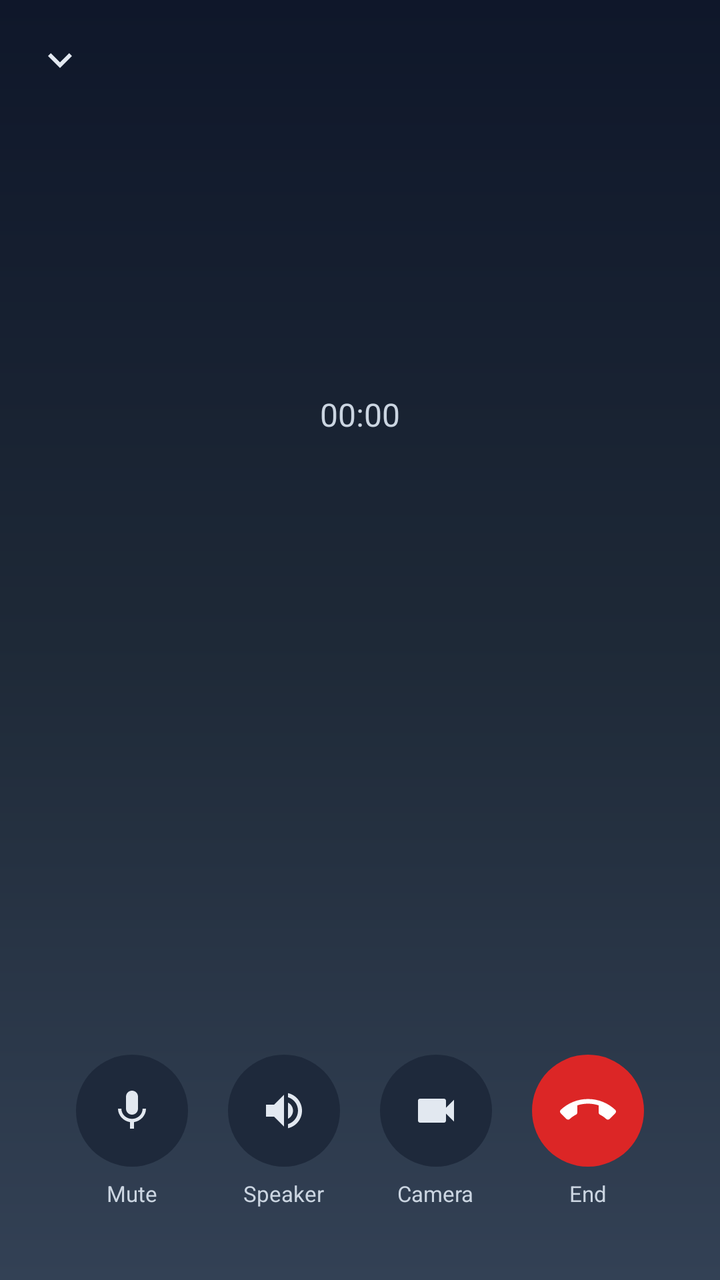
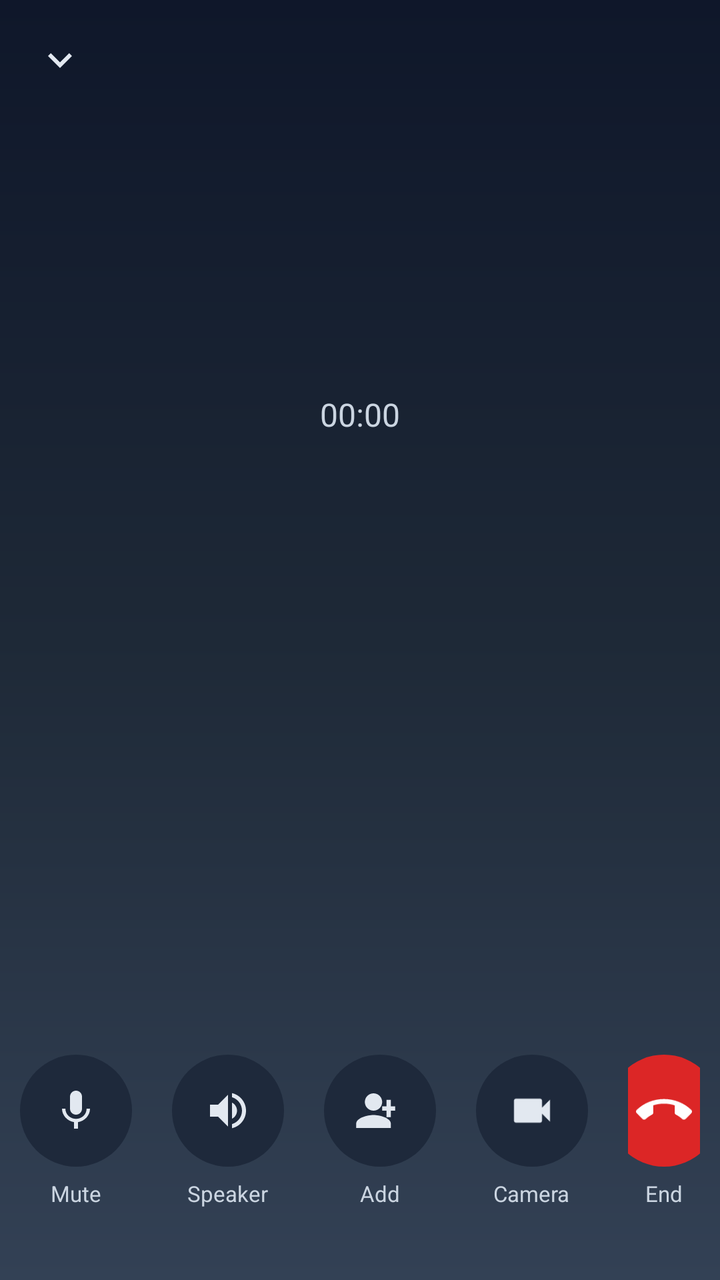

Two renders of the same Android screen: before a commit and after it. Below are the layout's source before the change and the commit's diff.
<!-- AndroidManifest.xml: application theme Theme.UnlimitedPossibilities12 -->
<!-- res/layout/activity_group_call.xml -->
<?xml version="1.0" encoding="utf-8"?>
<androidx.constraintlayout.widget.ConstraintLayout xmlns:android="http://schemas.android.com/apk/res/android"
    xmlns:app="http://schemas.android.com/apk/res-auto"
    android:layout_width="match_parent"
    android:layout_height="match_parent"
    android:background="@drawable/gradient_voice_call_background">

    
    <ImageView
        android:id="@+id/minimize_button"
        android:layout_width="44dp"
        android:layout_height="44dp"
        android:layout_margin="8dp"
        android:background="?attr/selectableItemBackgroundBorderless"
        android:clickable="true"
        android:contentDescription="@string/call_minimize"
        android:focusable="true"
        android:padding="10dp"
        android:src="@drawable/ic_chevron_down"
        app:tint="#E2E8F0"
        app:layout_constraintStart_toStartOf="parent"
        app:layout_constraintTop_toTopOf="parent" />

    
    <TextView
        android:id="@+id/tile_mode_button"
        android:layout_width="wrap_content"
        android:layout_height="wrap_content"
        android:layout_margin="12dp"
        android:background="?attr/selectableItemBackgroundBorderless"
        android:clickable="true"
        android:contentDescription="@string/call_tile_shape"
        android:focusable="true"
        android:padding="8dp"
        android:text="@string/call_tile_auto"
        android:textColor="#67E8F9"
        android:textSize="13sp"
        android:visibility="gone"
        app:layout_constraintEnd_toEndOf="parent"
        app:layout_constraintTop_toTopOf="parent" />

    
    <FrameLayout
        android:id="@+id/avatars_row"
        android:layout_width="wrap_content"
        android:layout_height="64dp"
        android:layout_marginTop="12dp"
        app:layout_constraintTop_toBottomOf="@id/minimize_button"
        app:layout_constraintStart_toStartOf="parent"
        app:layout_constraintEnd_toEndOf="parent">

        <LinearLayout
            android:id="@+id/avatars_container"
            android:layout_width="wrap_content"
            android:layout_height="match_parent"
            android:gravity="center"
            android:orientation="horizontal" />
    </FrameLayout>

    <TextView
        android:id="@+id/call_title"
        android:layout_width="0dp"
        android:layout_height="wrap_content"
        android:layout_marginHorizontal="24dp"
        android:layout_marginTop="12dp"
        android:ellipsize="end"
        android:gravity="center"
        android:maxLines="2"
        android:textColor="#F8FAFC"
        android:textSize="22sp"
        android:textStyle="bold"
        app:layout_constraintTop_toBottomOf="@id/avatars_row"
        app:layout_constraintStart_toStartOf="parent"
        app:layout_constraintEnd_toEndOf="parent" />

    <TextView
        android:id="@+id/call_subtitle"
        android:layout_width="wrap_content"
        android:layout_height="wrap_content"
        android:layout_marginTop="4dp"
        android:textColor="#94A3B8"
        android:textSize="14sp"
        app:layout_constraintTop_toBottomOf="@id/call_title"
        app:layout_constraintStart_toStartOf="parent"
        app:layout_constraintEnd_toEndOf="parent" />

    <TextView
        android:id="@+id/call_timer"
        android:layout_width="wrap_content"
        android:layout_height="wrap_content"
        android:layout_marginTop="4dp"
        android:text="00:00"
        android:textColor="#CBD5E1"
        android:textSize="16sp"
        app:layout_constraintTop_toBottomOf="@id/call_subtitle"
        app:layout_constraintStart_toStartOf="parent"
        app:layout_constraintEnd_toEndOf="parent" />

    
    <FrameLayout
        android:id="@+id/content_container"
        android:layout_width="0dp"
        android:layout_height="0dp"
        android:layout_marginHorizontal="12dp"
        android:layout_marginTop="16dp"
        android:layout_marginBottom="12dp"
        app:layout_constraintTop_toBottomOf="@id/call_timer"
        app:layout_constraintBottom_toTopOf="@id/call_controls"
        app:layout_constraintStart_toStartOf="parent"
        app:layout_constraintEnd_toEndOf="parent">

        <androidx.recyclerview.widget.RecyclerView
            android:id="@+id/participants_recycler_view"
            android:layout_width="match_parent"
            android:layout_height="match_parent"
            android:clipToPadding="false" />

        <androidx.recyclerview.widget.RecyclerView
            android:id="@+id/video_grid"
            android:layout_width="match_parent"
            android:layout_height="match_parent"
            android:clipToPadding="false"
            android:visibility="gone" />
    </FrameLayout>

    
    <FrameLayout
        android:id="@+id/local_video_card"
        android:layout_width="96dp"
        android:layout_height="128dp"
        android:layout_marginStart="16dp"
        android:layout_marginBottom="12dp"
        android:background="@drawable/bg_video_self"
        android:visibility="gone"
        app:layout_constraintStart_toStartOf="parent"
        app:layout_constraintBottom_toTopOf="@id/call_controls">

        <org.webrtc.SurfaceViewRenderer
            android:id="@+id/local_video_view"
            android:layout_width="match_parent"
            android:layout_height="match_parent" />

        <TextView
            android:id="@+id/local_no_video_text"
            android:layout_width="match_parent"
            android:layout_height="match_parent"
            android:gravity="center"
            android:text="@string/call_camera_off"
            android:textColor="#94A3B8"
            android:textSize="12sp" />

        <ImageView
            android:id="@+id/toggle_camera_button"
            android:layout_width="32dp"
            android:layout_height="32dp"
            android:layout_gravity="bottom|end"
            android:layout_margin="4dp"
            android:background="@drawable/circle_background"
            android:backgroundTint="#CC0F172A"
            android:clickable="true"
            android:contentDescription="@string/call_camera"
            android:focusable="true"
            android:padding="7dp"
            android:src="@drawable/ic_video_call"
            app:tint="#E2E8F0" />
    </FrameLayout>

    
    <LinearLayout
        android:id="@+id/call_controls"
        android:layout_width="wrap_content"
        android:layout_height="wrap_content"
        android:layout_marginBottom="36dp"
        android:gravity="center"
        android:orientation="horizontal"
        app:layout_constraintBottom_toBottomOf="parent"
        app:layout_constraintStart_toStartOf="parent"
        app:layout_constraintEnd_toEndOf="parent">

        <LinearLayout
            android:layout_width="wrap_content"
            android:layout_height="wrap_content"
            android:layout_marginHorizontal="10dp"
            android:gravity="center"
            android:orientation="vertical">

            <ImageView
                android:id="@+id/mute_button"
                android:layout_width="56dp"
                android:layout_height="56dp"
                android:background="@drawable/circle_background"
                android:backgroundTint="#1E293B"
                android:clickable="true"
                android:contentDescription="@string/call_mute"
                android:focusable="true"
                android:padding="16dp"
                android:src="@drawable/ic_mic_white"
                app:tint="#E2E8F0" />

            <TextView
                android:layout_width="wrap_content"
                android:layout_height="wrap_content"
                android:layout_marginTop="6dp"
                android:text="@string/call_mute"
                android:textColor="#CBD5E1"
                android:textSize="11sp" />
        </LinearLayout>

        <LinearLayout
            android:layout_width="wrap_content"
            android:layout_height="wrap_content"
            android:layout_marginHorizontal="10dp"
            android:gravity="center"
            android:orientation="vertical">

            <ImageView
                android:id="@+id/speaker_button"
                android:layout_width="56dp"
                android:layout_height="56dp"
                android:background="@drawable/circle_background"
                android:backgroundTint="#1E293B"
                android:clickable="true"
                android:contentDescription="@string/call_speaker"
                android:focusable="true"
                android:padding="16dp"
                android:src="@drawable/ic_volume_up"
                app:tint="#E2E8F0" />

            <TextView
                android:layout_width="wrap_content"
                android:layout_height="wrap_content"
                android:layout_marginTop="6dp"
                android:text="@string/call_speaker"
                android:textColor="#CBD5E1"
                android:textSize="11sp" />
        </LinearLayout>

        <LinearLayout
            android:layout_width="wrap_content"
            android:layout_height="wrap_content"
            android:layout_marginHorizontal="10dp"
            android:gravity="center"
            android:orientation="vertical">

            
            <ImageView
                android:id="@+id/toggle_mode_button"
                android:layout_width="56dp"
                android:layout_height="56dp"
                android:background="@drawable/circle_background"
                android:backgroundTint="#1E293B"
                android:clickable="true"
                android:contentDescription="@string/call_camera"
                android:focusable="true"
                android:padding="16dp"
                android:src="@drawable/ic_video_call"
                app:tint="#E2E8F0" />

            <TextView
                android:layout_width="wrap_content"
                android:layout_height="wrap_content"
                android:layout_marginTop="6dp"
                android:text="@string/call_camera"
                android:textColor="#CBD5E1"
                android:textSize="11sp" />
        </LinearLayout>

        <LinearLayout
            android:layout_width="wrap_content"
            android:layout_height="wrap_content"
            android:layout_marginHorizontal="10dp"
            android:gravity="center"
            android:orientation="vertical">

            <ImageView
                android:id="@+id/end_call_button"
                android:layout_width="56dp"
                android:layout_height="56dp"
                android:background="@drawable/circle_background"
                android:backgroundTint="#DC2626"
                android:clickable="true"
                android:contentDescription="@string/call_end"
                android:focusable="true"
                android:padding="14dp"
                android:src="@drawable/ic_call_end_down"
                app:tint="#FFFFFF" />

            <TextView
                android:layout_width="wrap_content"
                android:layout_height="wrap_content"
                android:layout_marginTop="6dp"
                android:text="@string/call_end"
                android:textColor="#CBD5E1"
                android:textSize="11sp" />
        </LinearLayout>
    </LinearLayout>
</androidx.constraintlayout.widget.ConstraintLayout>
<!-- resources referenced by this layout -->
<resources>
  <!-- drawable bg_video_self (drawable) -->
  <?xml version="1.0" encoding="utf-8"?>
  <shape xmlns:android="http://schemas.android.com/apk/res/android"
      android:shape="rectangle">
      <solid android:color="#000000" />
      <corners android:radius="14dp" />
      <stroke
          android:width="1dp"
          android:color="#33FFFFFF" />
  </shape>
  <!-- drawable circle_background (drawable) -->
  <?xml version="1.0" encoding="utf-8"?>
  <shape xmlns:android="http://schemas.android.com/apk/res/android">
      <solid android:color="#757575" />
      <corners android:radius="60dp" />
  </shape>
  <!-- drawable gradient_voice_call_background (drawable) -->
  <?xml version="1.0" encoding="utf-8"?>
  <shape xmlns:android="http://schemas.android.com/apk/res/android">
      <gradient
          android:angle="270"
          android:startColor="#0F172A"
          android:centerColor="#1E2937"
          android:endColor="#334155" />
  </shape>
  <!-- drawable ic_chevron_down (drawable) -->
  <?xml version="1.0" encoding="utf-8"?>
  <vector xmlns:android="http://schemas.android.com/apk/res/android"
      android:width="24dp"
      android:height="24dp"
      android:viewportWidth="24"
      android:viewportHeight="24">
      <path
          android:fillColor="#FFFFFF"
          android:pathData="M7.41,8.59 L12,13.17l4.59,-4.58L18,10l-6,6 -6,-6z" />
  </vector>
  <!-- drawable ic_mic_white (drawable) -->
  <vector xmlns:android="http://schemas.android.com/apk/res/android"
      android:width="24dp"
      android:height="24dp"
      android:viewportWidth="24"
      android:viewportHeight="24">
      <path
          android:fillColor="#FFFFFF"
          android:pathData="M12,14c1.66,0 3,-1.34 3,-3L15,5c0,-1.66 -1.34,-3 -3,-3S9,3.34 9,5v6c0,1.66 1.34,3 3,3zM17.3,11c0,3 -2.54,5.1 -5.3,5.1S6.7,14 6.7,11L5,11c0,3.41 2.72,6.23 6,6.72L11,21h2v-3.28c3.28,-0.48 6,-3.3 6,-6.72h-1.7z"/>
  </vector>
  <!-- drawable ic_video_call (drawable) -->
  <vector xmlns:android="http://schemas.android.com/apk/res/android"
      android:width="24dp"
      android:height="24dp"
      android:viewportWidth="24"
      android:viewportHeight="24">
      <path
          android:fillColor="#000000"
          android:pathData="M17,10.5V7c0-0.55-0.45-1-1-1H4c-0.55,0-1,0.45-1,1v10c0,0.55,0.45,1,1,1h12c0.55,0,1-0.45,1-1v-3.5l4,4v-11l-4,4z"/>
  </vector>
  <string name="call_camera">Camera</string>
  <string name="call_camera_off">Camera is off</string>
  <string name="call_end">End</string>
  <string name="call_minimize">Minimize</string>
  <string name="call_mute">Mute</string>
  <string name="call_speaker">Speaker</string>
  <string name="call_tile_auto">Auto</string>
  <string name="call_tile_shape">Participant screen shape</string>
  <style name="Theme.UnlimitedPossibilities12" parent="Base.Theme.UnlimitedPossibilities12" />
  <style name="Base.Theme.UnlimitedPossibilities12" parent="Theme.Material3.DayNight.NoActionBar">
          
          
      </style>
  <!-- unchanged entries left out for length: 2 -->
</resources>

<!-- the commit's change to res/layout/activity_group_call.xml (unified diff, before → after) -->
@@ -244,6 +244,36 @@
 
             
             <ImageView
+                android:id="@+id/add_button"
+                android:layout_width="56dp"
+                android:layout_height="56dp"
+                android:background="@drawable/circle_background"
+                android:backgroundTint="#1E293B"
+                android:clickable="true"
+                android:contentDescription="@string/call_add"
+                android:focusable="true"
+                android:padding="15dp"
+                android:src="@drawable/ic_group_add"
+                app:tint="#E2E8F0" />
+
+            <TextView
+                android:layout_width="wrap_content"
+                android:layout_height="wrap_content"
+                android:layout_marginTop="6dp"
+                android:text="@string/call_add"
+                android:textColor="#CBD5E1"
+                android:textSize="11sp" />
+        </LinearLayout>
+
+        <LinearLayout
+            android:layout_width="wrap_content"
+            android:layout_height="wrap_content"
+            android:layout_marginHorizontal="10dp"
+            android:gravity="center"
+            android:orientation="vertical">
+
+            
+            <ImageView
                 android:id="@+id/toggle_mode_button"
                 android:layout_width="56dp"
                 android:layout_height="56dp"
<!-- resource entries referenced after the edit -->
@@ -36,6 +36,23 @@
           android:fillColor="#FFFFFF"
           android:pathData="M7.41,8.59 L12,13.17l4.59,-4.58L18,10l-6,6 -6,-6z" />
   </vector>
+  <!-- drawable ic_group_add (drawable) -->
+  <?xml version="1.0" encoding="utf-8"?>
+  <vector xmlns:android="http://schemas.android.com/apk/res/android"
+      android:width="24dp"
+      android:height="24dp"
+      android:viewportWidth="24"
+      android:viewportHeight="24">
+      <path
+          android:fillColor="#FFFFFF"
+          android:pathData="M9,12c2.21,0 4,-1.79 4,-4s-1.79,-4 -4,-4 -4,1.79 -4,4 1.79,4 4,4z" />
+      <path
+          android:fillColor="#FFFFFF"
+          android:pathData="M9,14c-2.67,0 -8,1.34 -8,4v2h16v-2c0,-2.66 -5.33,-4 -8,-4z" />
+      <path
+          android:fillColor="#FFFFFF"
+          android:pathData="M19,10h-2v-3h-2v3h-2v2h2v3h2v-3h2z" />
+  </vector>
   <!-- drawable ic_mic_white (drawable) -->
   <vector xmlns:android="http://schemas.android.com/apk/res/android"
       android:width="24dp"
@@ -56,6 +73,7 @@
           android:fillColor="#000000"
           android:pathData="M17,10.5V7c0-0.55-0.45-1-1-1H4c-0.55,0-1,0.45-1,1v10c0,0.55,0.45,1,1,1h12c0.55,0,1-0.45,1-1v-3.5l4,4v-11l-4,4z"/>
   </vector>
+  <string name="call_add">Add</string>
   <string name="call_camera">Camera</string>
   <string name="call_camera_off">Camera is off</string>
   <string name="call_end">End</string>
